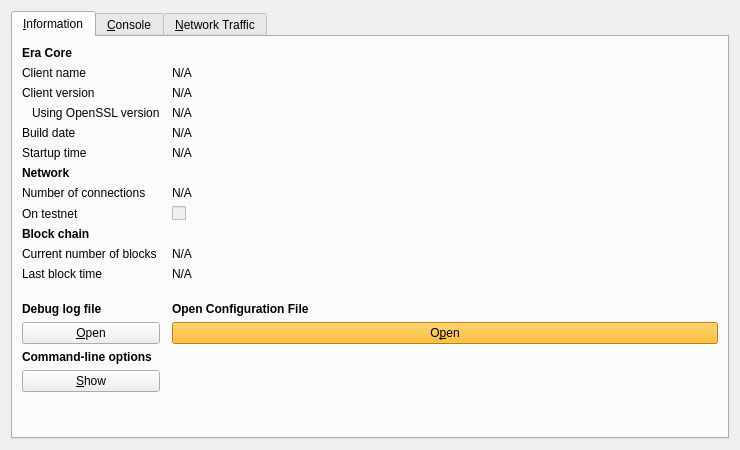
EraNetwork/Era, file src/qt/forms/rpcconsole.ui: the form before one commit.
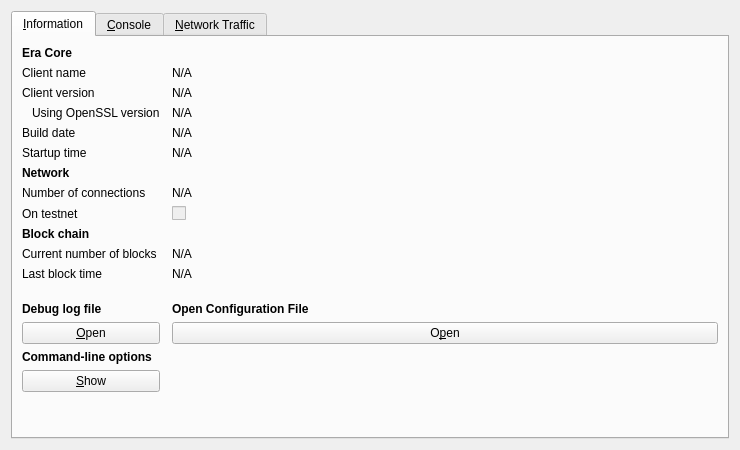
The form after the commit. Icons and pictures are not drawn. Custom widgets are drawn as their Qt base class.

Patch:
```diff
--- a/src/qt/forms/rpcconsole.ui
+++ b/src/qt/forms/rpcconsole.ui
@@ -322,7 +322,7 @@
           <string>Open the Era configuration file from the current data directory.</string>
          </property>
          <property name="styleSheet">
-          <string notr="true">background-color: rgb(255, 175, 0);</string>
+          <string notr="true"/>
          </property>
          <property name="text">
           <string>O&amp;pen</string>
```
Lines whose indentation alone changed are shown as unchanged.
